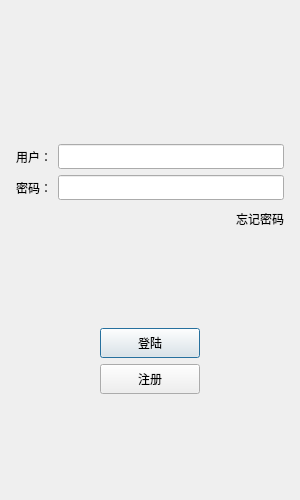
Above: violetchat/logindialog.ui from violet0104/llfcchat before the change. Below: the same form after it.
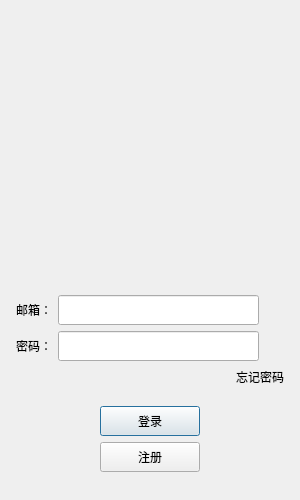
That is the form after the change. Icons and pictures are not drawn. Custom widgets are drawn as their Qt base class.

Commit message: feat: 开始完善登录逻辑

Diff of the .ui file:
```diff
--- a/violetchat/logindialog.ui
+++ b/violetchat/logindialog.ui
@@ -25,9 +25,9 @@
   <property name="windowTitle">
    <string>Dialog</string>
   </property>
-  <layout class="QVBoxLayout" name="verticalLayout_2">
+  <layout class="QVBoxLayout" name="verticalLayout_3">
    <item>
-    <layout class="QVBoxLayout" name="verticalLayout">
+    <layout class="QVBoxLayout" name="verticalLayout_2">
      <property name="leftMargin">
       <number>5</number>
      </property>
@@ -41,10 +41,50 @@
       <number>5</number>
      </property>
      <item>
-      <widget class="QWidget" name="widget" native="true">
+      <widget class="QLabel" name="err_tip">
+       <property name="minimumSize">
+        <size>
+         <width>0</width>
+         <height>25</height>
+        </size>
+       </property>
+       <property name="maximumSize">
+        <size>
+         <width>16777215</width>
+         <height>25</height>
+        </size>
+       </property>
+       <property name="text">
+        <string/>
+       </property>
+       <property name="alignment">
+        <set>Qt::AlignCenter</set>
+       </property>
+      </widget>
+     </item>
+     <item>
+      <widget class="QWidget" name="head_widget" native="true">
+       <property name="minimumSize">
+        <size>
+         <width>200</width>
+         <height>230</height>
+        </size>
+       </property>
        <layout class="QGridLayout" name="gridLayout">
-        <item row="0" column="0">
-         <widget class="QLabel" name="label">
+        <item row="1" column="0">
+         <widget class="QLabel" name="head_label">
+          <property name="minimumSize">
+           <size>
+            <width>200</width>
+            <height>200</height>
+           </size>
+          </property>
+          <property name="maximumSize">
+           <size>
+            <width>200</width>
+            <height>200</height>
+           </size>
+          </property>
           <property name="text">
            <string/>
           </property>
@@ -73,7 +113,7 @@
       </spacer>
      </item>
      <item>
-      <layout class="QHBoxLayout" name="horizontalLayout">
+      <layout class="QHBoxLayout" name="horizontalLayout_2">
        <item>
         <widget class="QLabel" name="user_label">
          <property name="minimumSize">
@@ -89,7 +129,7 @@
           </size>
          </property>
          <property name="text">
-          <string>用户：</string>
+          <string>邮箱：</string>
          </property>
         </widget>
        </item>
@@ -98,17 +138,33 @@
          <property name="minimumSize">
           <size>
            <width>0</width>
-           <height>25</height>
+           <height>30</height>
           </size>
          </property>
          <property name="maximumSize">
           <size>
            <width>16777215</width>
-           <height>25</height>
+           <height>30</height>
           </size>
          </property>
         </widget>
        </item>
+       <item>
+        <spacer name="horizontalSpacer_6">
+         <property name="orientation">
+          <enum>Qt::Horizontal</enum>
+         </property>
+         <property name="sizeType">
+          <enum>QSizePolicy::Fixed</enum>
+         </property>
+         <property name="sizeHint" stdset="0">
+          <size>
+           <width>25</width>
+           <height>20</height>
+          </size>
+         </property>
+        </spacer>
+       </item>
       </layout>
      </item>
      <item>
@@ -137,17 +193,33 @@
          <property name="minimumSize">
           <size>
            <width>0</width>
-           <height>25</height>
+           <height>30</height>
           </size>
          </property>
          <property name="maximumSize">
           <size>
            <width>16777215</width>
-           <height>25</height>
+           <height>30</height>
           </size>
          </property>
         </widget>
        </item>
+       <item>
+        <spacer name="horizontalSpacer_7">
+         <property name="orientation">
+          <enum>Qt::Horizontal</enum>
+         </property>
+         <property name="sizeType">
+          <enum>QSizePolicy::Fixed</enum>
+         </property>
+         <property name="sizeHint" stdset="0">
+          <size>
+           <width>25</width>
+           <height>20</height>
+          </size>
+         </property>
+        </spacer>
+       </item>
       </layout>
      </item>
      <item>
@@ -167,18 +239,6 @@
        </item>
        <item>
         <widget class="ClickedLabel" name="forget_label">
-         <property name="minimumSize">
-          <size>
-           <width>0</width>
-           <height>25</height>
-          </size>
-         </property>
-         <property name="maximumSize">
-          <size>
-           <width>16777215</width>
-           <height>25</height>
-          </size>
-         </property>
          <property name="text">
           <string>忘记密码</string>
          </property>
@@ -223,7 +283,7 @@
           </size>
          </property>
          <property name="text">
-          <string>登陆</string>
+          <string>登录</string>
          </property>
         </widget>
        </item>
```
Left out of the diff: 30 changed lines with no effect on the pictures. The commit also changes 10 other files.
